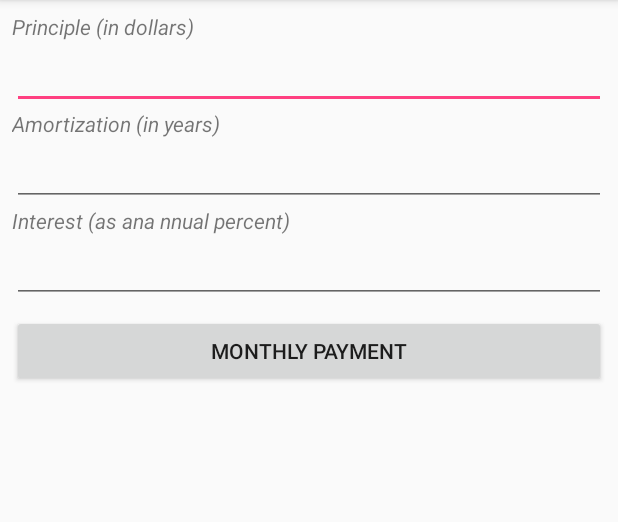
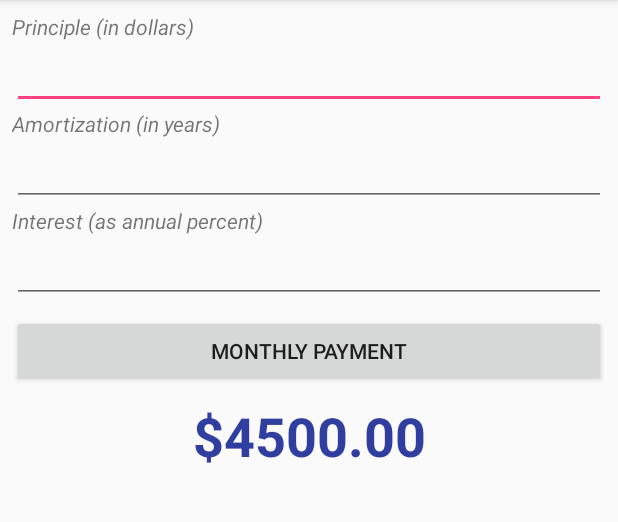
Before and after one commit to nullptr02/EECS1022, an Android app: the screen it shows after launch (MortgageModel before the commit, EntryForm after it), on a phone screen of 412 x 824 dp, the part 84-606 px from its top. Run offline under Robolectric (Android 15) with nearby library versions, the phone set to English and light mode, and no system bars.

Commit message:
Second Commit

```diff
--- a/Lab2/MCalc/app/src/main/AndroidManifest.xml
+++ b/Lab2/MCalc/app/src/main/AndroidManifest.xml
@@ -9,7 +9,7 @@
         android:roundIcon="@mipmap/ic_launcher_round"
         android:supportsRtl="true"
         android:theme="@style/AppTheme">
-        <activity android:name=".MortgageModel">
+        <activity android:name=".EntryForm">
             <intent-filter>
                 <action android:name="android.intent.action.MAIN" />
 
--- a/Lab2/MCalc/app/src/main/res/layout/mortgage_layout.xml
+++ b/Lab2/MCalc/app/src/main/res/layout/mortgage_layout.xml
@@ -4,7 +4,7 @@
     xmlns:tools="http://schemas.android.com/tools"
     android:layout_width="match_parent"
     android:layout_height="match_parent"
-    tools:context=".MortgageModel">
+    tools:context=".EntryForm">
 
     <TextView
         android:id="@+id/principleLabel"
@@ -44,7 +44,7 @@
         android:layout_marginLeft="8dp"
         android:layout_marginRight="8dp"
         android:layout_marginStart="8dp"
-        android:text="Amortization (in years)"
+        android:text="@string/s1"
         android:textStyle="italic"
         app:layout_constraintEnd_toEndOf="parent"
         app:layout_constraintHorizontal_bias="0.0"
@@ -74,7 +74,7 @@
         android:layout_marginLeft="8dp"
         android:layout_marginRight="8dp"
         android:layout_marginStart="8dp"
-        android:text="Interest (as ana nnual percent)"
+        android:text="@string/s2"
         android:textStyle="italic"
         app:layout_constraintEnd_toEndOf="parent"
         app:layout_constraintHorizontal_bias="0.0"
@@ -97,7 +97,7 @@
         app:layout_constraintTop_toBottomOf="@+id/interestLabel" />
 
     <Button
-        android:id="@+id/button"
+        android:id="@+id/buttonClicked"
         android:layout_width="0dp"
         android:layout_height="wrap_content"
         android:layout_marginEnd="8dp"
@@ -105,7 +105,8 @@
         android:layout_marginRight="8dp"
         android:layout_marginStart="8dp"
         android:layout_marginTop="8dp"
-        android:text="MONTHLY PAYMENT"
+        android:onClick="buttonClicked"
+        android:text="@string/s3"
         app:layout_constraintEnd_toEndOf="parent"
         app:layout_constraintStart_toStartOf="parent"
         app:layout_constraintTop_toBottomOf="@+id/interestBox" />
@@ -113,13 +114,18 @@
     <TextView
         android:id="@+id/answer"
         android:layout_width="0dp"
-        android:layout_height="wrap_content"
+        android:layout_height="52dp"
         android:layout_marginEnd="8dp"
         android:layout_marginLeft="8dp"
         android:layout_marginRight="8dp"
         android:layout_marginStart="8dp"
         android:layout_marginTop="8dp"
+        android:gravity="center_horizontal"
+        android:text="$4500.00"
+        android:textColor="?attr/colorPrimaryDark"
+        android:textSize="36sp"
+        android:textStyle="bold"
         app:layout_constraintEnd_toEndOf="parent"
         app:layout_constraintStart_toStartOf="parent"
-        app:layout_constraintTop_toBottomOf="@+id/button" />
+        app:layout_constraintTop_toBottomOf="@+id/buttonClicked" />
 </android.support.constraint.ConstraintLayout>
--- a/Lab2/MCalc/app/src/main/res/values/strings.xml
+++ b/Lab2/MCalc/app/src/main/res/values/strings.xml
@@ -3,9 +3,9 @@
 
 
     <string name="s0">Principle (in dollars)</string>
-    <string name="s1">ONE</string>
-    <string name="s2">TWO</string>
-    <string name="s3">THREE</string>
+    <string name="s1">Amortization (in years)</string>
+    <string name="s2">Interest (as annual percent)</string>
+    <string name="s3">MONTHLY PAYMENT</string>
     <string name="s4">FOUR</string>
     <string name="s5">FIVE</string>
     <string name="s6">SIX</string>
```
Also changed, not shown: Lab2/MCalc/app/src/main/java/ca/yorku/eecs/mcalc/EntryForm.java (added, +36 -0 lines), Lab2/MCalc/app/src/main/java/ca/yorku/eecs/mcalc/MortgageModel.java (+36 -8 lines).
